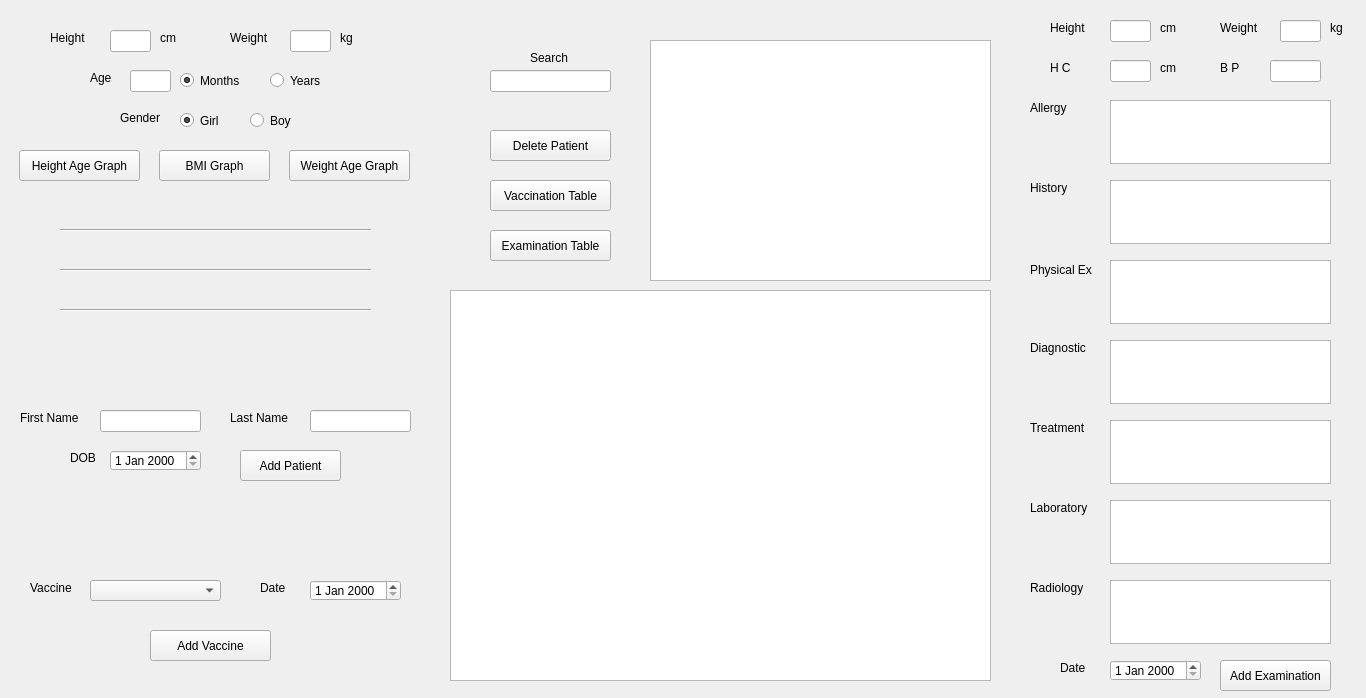
Qt form calculations/gui.ui (mohibfd/Doctor-Project) before a commit.
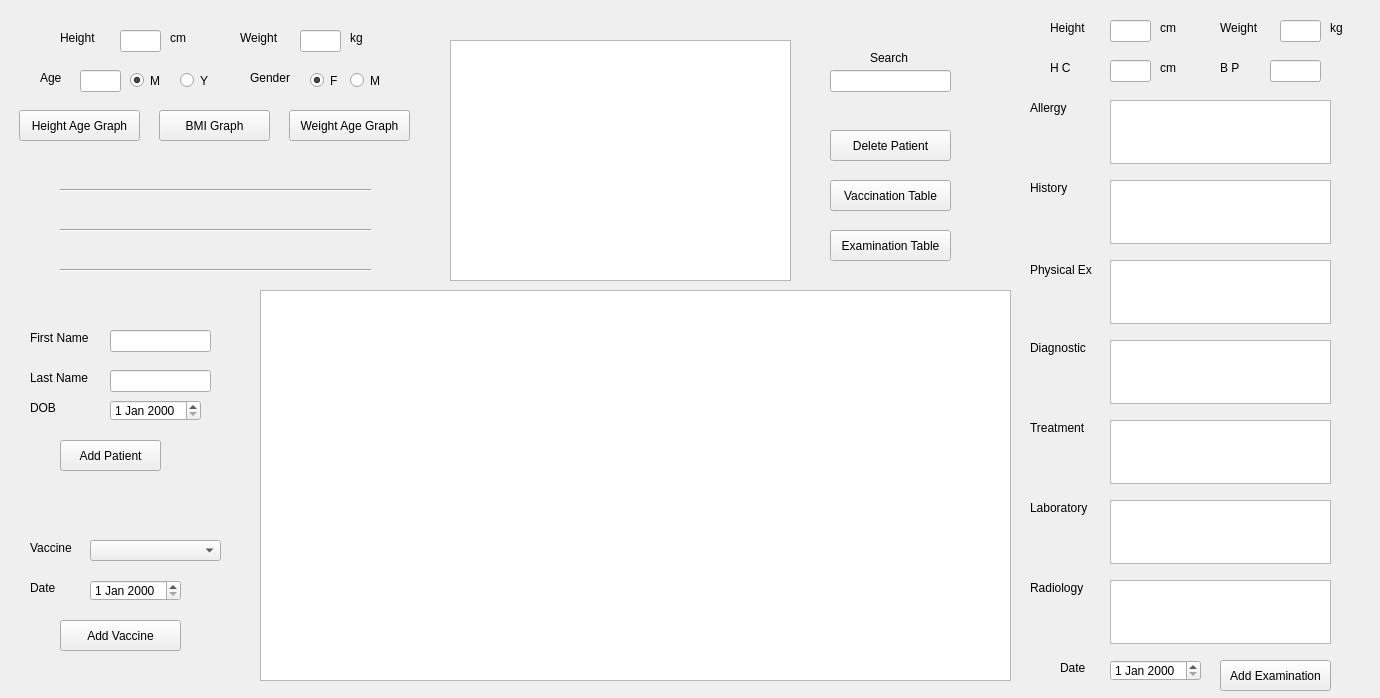
The same form after that commit.

Commit message: improving table ui and clearing table on deletion

```diff
--- a/calculations/gui.ui
+++ b/calculations/gui.ui
@@ -6,7 +6,7 @@
    <rect>
     <x>0</x>
     <y>0</y>
-    <width>1366</width>
+    <width>1380</width>
     <height>698</height>
    </rect>
   </property>
@@ -16,7 +16,7 @@
   <widget class="QLineEdit" name="heightInputBMI">
    <property name="geometry">
     <rect>
-     <x>110</x>
+     <x>120</x>
      <y>30</y>
      <width>41</width>
      <height>22</height>
@@ -27,7 +27,7 @@
    <property name="geometry">
     <rect>
      <x>159</x>
-     <y>150</y>
+     <y>110</y>
      <width>111</width>
      <height>31</height>
     </rect>
@@ -39,7 +39,7 @@
   <widget class="QLineEdit" name="weightInputBMI">
    <property name="geometry">
     <rect>
-     <x>290</x>
+     <x>300</x>
      <y>30</y>
      <width>41</width>
      <height>22</height>
@@ -49,7 +49,7 @@
   <widget class="QLabel" name="label">
    <property name="geometry">
     <rect>
-     <x>50</x>
+     <x>60</x>
      <y>30</y>
      <width>58</width>
      <height>16</height>
@@ -62,7 +62,7 @@
   <widget class="QLabel" name="label_2">
    <property name="geometry">
     <rect>
-     <x>160</x>
+     <x>170</x>
      <y>30</y>
      <width>58</width>
      <height>16</height>
@@ -75,7 +75,7 @@
   <widget class="QLabel" name="label_3">
    <property name="geometry">
     <rect>
-     <x>230</x>
+     <x>240</x>
      <y>30</y>
      <width>58</width>
      <height>16</height>
@@ -88,7 +88,7 @@
   <widget class="QLabel" name="label_4">
    <property name="geometry">
     <rect>
-     <x>340</x>
+     <x>350</x>
      <y>30</y>
      <width>58</width>
      <height>16</height>
@@ -102,7 +102,7 @@
    <property name="geometry">
     <rect>
      <x>59</x>
-     <y>190</y>
+     <y>150</y>
      <width>311</width>
      <height>31</height>
     </rect>
@@ -127,7 +127,7 @@
    <property name="geometry">
     <rect>
      <x>60</x>
-     <y>240</y>
+     <y>200</y>
      <width>311</width>
      <height>31</height>
     </rect>
@@ -143,7 +143,7 @@
    <property name="geometry">
     <rect>
      <x>60</x>
-     <y>280</y>
+     <y>240</y>
      <width>311</width>
      <height>31</height>
     </rect>
@@ -158,7 +158,7 @@
   <widget class="QLineEdit" name="ageInputBMI">
    <property name="geometry">
     <rect>
-     <x>130</x>
+     <x>80</x>
      <y>70</y>
      <width>41</width>
      <height>22</height>
@@ -168,7 +168,7 @@
   <widget class="QLabel" name="label_6">
    <property name="geometry">
     <rect>
-     <x>90</x>
+     <x>40</x>
      <y>70</y>
      <width>31</width>
      <height>16</height>
@@ -182,7 +182,7 @@
    <property name="geometry">
     <rect>
      <x>289</x>
-     <y>150</y>
+     <y>110</y>
      <width>121</width>
      <height>31</height>
     </rect>
@@ -194,14 +194,14 @@
   <widget class="QRadioButton" name="monthRadioButtonBMI">
    <property name="geometry">
     <rect>
-     <x>180</x>
+     <x>130</x>
      <y>70</y>
-     <width>71</width>
+     <width>31</width>
      <height>21</height>
     </rect>
    </property>
    <property name="text">
-    <string>Months</string>
+    <string>M</string>
    </property>
    <property name="checked">
     <bool>true</bool>
@@ -213,14 +213,14 @@
   <widget class="QRadioButton" name="yearRadioButtonBMI">
    <property name="geometry">
     <rect>
-     <x>270</x>
+     <x>180</x>
      <y>70</y>
-     <width>61</width>
+     <width>31</width>
      <height>21</height>
     </rect>
    </property>
    <property name="text">
-    <string>Years</string>
+    <string>Y</string>
    </property>
    <property name="checked">
     <bool>false</bool>
@@ -232,8 +232,8 @@
   <widget class="QLabel" name="label_8">
    <property name="geometry">
     <rect>
-     <x>120</x>
-     <y>110</y>
+     <x>250</x>
+     <y>70</y>
      <width>51</width>
      <height>16</height>
     </rect>
@@ -245,14 +245,14 @@
   <widget class="QRadioButton" name="maleRadioButtonBMI">
    <property name="geometry">
     <rect>
-     <x>250</x>
-     <y>110</y>
-     <width>51</width>
+     <x>350</x>
+     <y>70</y>
+     <width>41</width>
      <height>21</height>
     </rect>
    </property>
    <property name="text">
-    <string>Boy</string>
+    <string>M</string>
    </property>
    <property name="checked">
     <bool>false</bool>
@@ -264,14 +264,14 @@
   <widget class="QRadioButton" name="femaleRadioButtonBMI">
    <property name="geometry">
     <rect>
-     <x>180</x>
-     <y>110</y>
-     <width>51</width>
+     <x>310</x>
+     <y>70</y>
+     <width>31</width>
      <height>21</height>
     </rect>
    </property>
    <property name="text">
-    <string>Girl</string>
+    <string>F</string>
    </property>
    <property name="checked">
     <bool>true</bool>
@@ -284,7 +284,7 @@
    <property name="geometry">
     <rect>
      <x>19</x>
-     <y>150</y>
+     <y>110</y>
      <width>121</width>
      <height>31</height>
     </rect>
@@ -296,8 +296,8 @@
   <widget class="QPushButton" name="addButton">
    <property name="geometry">
     <rect>
-     <x>240</x>
-     <y>450</y>
+     <x>60</x>
+     <y>440</y>
      <width>101</width>
      <height>31</height>
     </rect>
@@ -309,8 +309,8 @@
   <widget class="QLabel" name="label_9">
    <property name="geometry">
     <rect>
-     <x>20</x>
-     <y>410</y>
+     <x>30</x>
+     <y>330</y>
      <width>71</width>
      <height>16</height>
     </rect>
@@ -322,8 +322,8 @@
   <widget class="QLineEdit" name="firstNameInput">
    <property name="geometry">
     <rect>
-     <x>100</x>
-     <y>410</y>
+     <x>110</x>
+     <y>330</y>
      <width>101</width>
      <height>22</height>
     </rect>
@@ -332,8 +332,8 @@
   <widget class="QLabel" name="label_10">
    <property name="geometry">
     <rect>
-     <x>230</x>
-     <y>410</y>
+     <x>30</x>
+     <y>370</y>
      <width>71</width>
      <height>16</height>
     </rect>
@@ -345,8 +345,8 @@
   <widget class="QLineEdit" name="lastNameInput">
    <property name="geometry">
     <rect>
-     <x>310</x>
-     <y>410</y>
+     <x>110</x>
+     <y>370</y>
      <width>101</width>
      <height>22</height>
     </rect>
@@ -355,8 +355,8 @@
   <widget class="QLabel" name="label_11">
    <property name="geometry">
     <rect>
-     <x>70</x>
-     <y>450</y>
+     <x>30</x>
+     <y>400</y>
      <width>31</width>
      <height>16</height>
     </rect>
@@ -369,7 +369,7 @@
    <property name="geometry">
     <rect>
      <x>60</x>
-     <y>220</y>
+     <y>180</y>
      <width>311</width>
      <height>20</height>
     </rect>
@@ -382,7 +382,7 @@
    <property name="geometry">
     <rect>
      <x>60</x>
-     <y>260</y>
+     <y>220</y>
      <width>311</width>
      <height>20</height>
     </rect>
@@ -395,7 +395,7 @@
    <property name="geometry">
     <rect>
      <x>60</x>
-     <y>300</y>
+     <y>260</y>
      <width>311</width>
      <height>20</height>
     </rect>
@@ -407,7 +407,7 @@
   <widget class="QTableView" name="view">
    <property name="geometry">
     <rect>
-     <x>650</x>
+     <x>450</x>
      <y>40</y>
      <width>341</width>
      <height>241</height>
@@ -417,7 +417,7 @@
   <widget class="QPushButton" name="deleteButton">
    <property name="geometry">
     <rect>
-     <x>490</x>
+     <x>830</x>
      <y>130</y>
      <width>121</width>
      <height>31</height>
@@ -430,7 +430,7 @@
   <widget class="QPushButton" name="vaccinationButton">
    <property name="geometry">
     <rect>
-     <x>490</x>
+     <x>830</x>
      <y>180</y>
      <width>121</width>
      <height>31</height>
@@ -444,7 +444,7 @@
    <property name="geometry">
     <rect>
      <x>110</x>
-     <y>450</y>
+     <y>400</y>
      <width>91</width>
      <height>21</height>
     </rect>
@@ -453,7 +453,7 @@
   <widget class="QLabel" name="label_12">
    <property name="geometry">
     <rect>
-     <x>530</x>
+     <x>870</x>
      <y>50</y>
      <width>51</width>
      <height>16</height>
@@ -466,7 +466,7 @@
   <widget class="QLineEdit" name="searchInput">
    <property name="geometry">
     <rect>
-     <x>490</x>
+     <x>830</x>
      <y>70</y>
      <width>121</width>
      <height>22</height>
@@ -476,9 +476,9 @@
   <widget class="QTableView" name="vaccinationView">
    <property name="geometry">
     <rect>
-     <x>450</x>
+     <x>260</x>
      <y>290</y>
-     <width>541</width>
+     <width>751</width>
      <height>391</height>
     </rect>
    </property>
@@ -487,7 +487,7 @@
    <property name="geometry">
     <rect>
      <x>30</x>
-     <y>580</y>
+     <y>540</y>
      <width>51</width>
      <height>16</height>
     </rect>
@@ -499,8 +499,8 @@
   <widget class="QPushButton" name="addVaccineButton">
    <property name="geometry">
     <rect>
-     <x>150</x>
-     <y>630</y>
+     <x>60</x>
+     <y>620</y>
      <width>121</width>
      <height>31</height>
     </rect>
@@ -513,7 +513,7 @@
    <property name="geometry">
     <rect>
      <x>90</x>
-     <y>580</y>
+     <y>540</y>
      <width>131</width>
      <height>21</height>
     </rect>
@@ -522,7 +522,7 @@
   <widget class="QLabel" name="label_14">
    <property name="geometry">
     <rect>
-     <x>260</x>
+     <x>30</x>
      <y>580</y>
      <width>31</width>
      <height>16</height>
@@ -535,7 +535,7 @@
   <widget class="QDateEdit" name="vaccineDateInput">
    <property name="geometry">
     <rect>
-     <x>310</x>
+     <x>90</x>
      <y>580</y>
      <width>91</width>
      <height>21</height>
@@ -876,7 +876,7 @@
   <widget class="QPushButton" name="examinationButton">
    <property name="geometry">
     <rect>
-     <x>490</x>
+     <x>830</x>
      <y>230</y>
      <width>121</width>
      <height>31</height>
```
Left out of the diff: 2 changed lines with no effect on the pictures. The commit also changes 1 other file.
